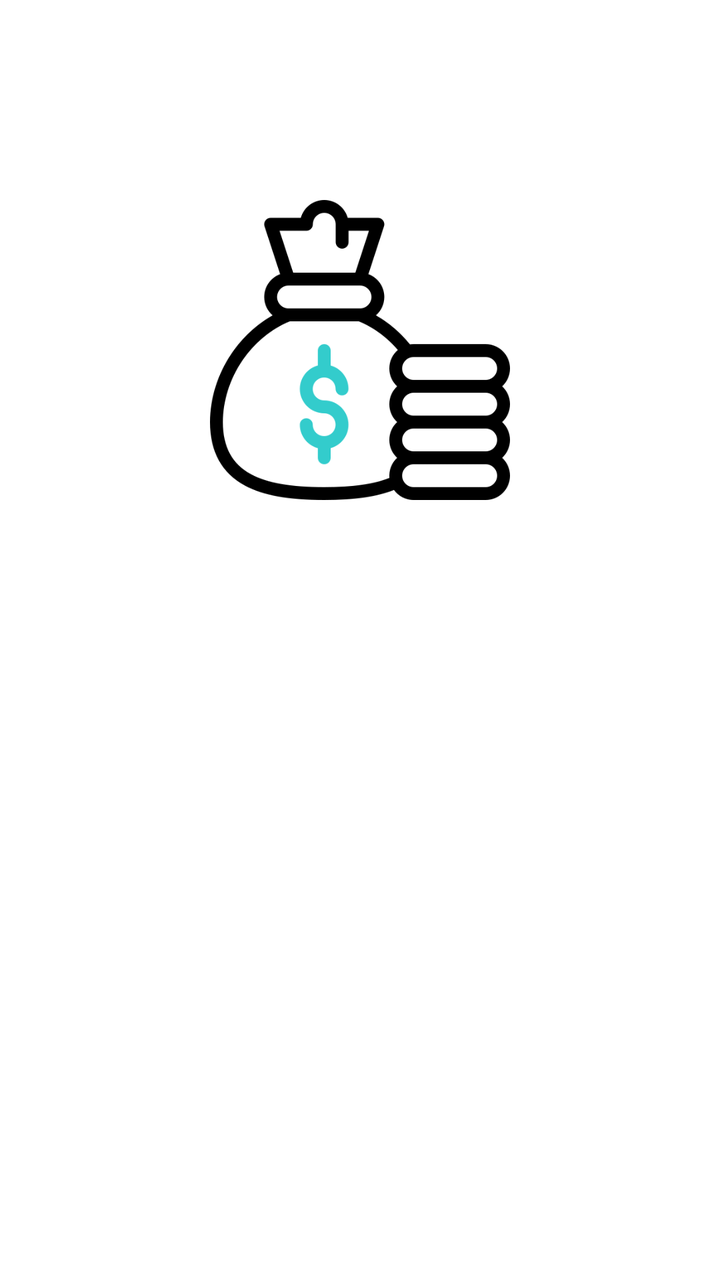
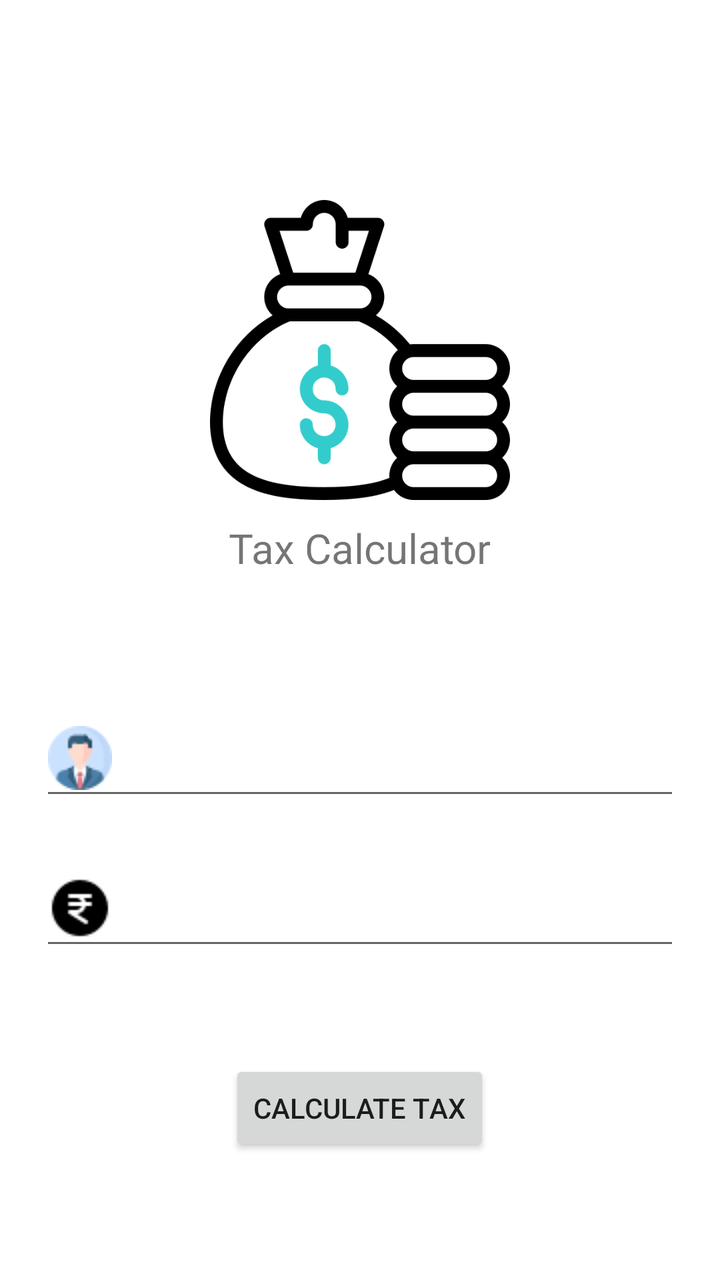

Compare the two renders of this Android layout. The source of the first and the diff that turns it into the second are given below.
<!-- AndroidManifest.xml: application theme Theme.AndroidMon6Wed6_26 -->
<!-- res/layout/activity_tax_calc.xml -->
<?xml version="1.0" encoding="utf-8"?>
<RelativeLayout xmlns:android="http://schemas.android.com/apk/res/android"
    xmlns:app="http://schemas.android.com/apk/res-auto"
    xmlns:tools="http://schemas.android.com/tools"
    android:id="@+id/main"
    android:layout_width="match_parent"
    android:layout_height="match_parent"
    tools:context=".TaxCalcActivity">


    <ImageView
        android:layout_width="150dp"
        android:layout_height="150dp"
        android:id="@+id/imgViewTaxCalcLogo"
        android:src="@drawable/money_bag"
        android:layout_centerHorizontal="true"
        android:layout_marginTop="100dp"
        />



</RelativeLayout>
<!-- resources referenced by this layout -->
<resources>
  <!-- drawable money_bag: png bitmap (drawable, 21004 bytes) -->
  <style name="Theme.AndroidMon6Wed6_26" parent="Theme.MaterialComponents.DayNight.DarkActionBar">
          
          <item name="colorPrimary">@color/purple_500</item>
          <item name="colorPrimaryVariant">@color/purple_700</item>
          <item name="colorOnPrimary">@color/white</item>
          
          <item name="colorSecondary">@color/teal_200</item>
          <item name="colorSecondaryVariant">@color/teal_700</item>
          <item name="colorOnSecondary">@color/black</item>
          
          <item name="android:statusBarColor">?attr/colorPrimaryVariant</item>
          
      </style>
  <color name="purple_500">#FF6200EE</color>
  <color name="purple_700">#FF3700B3</color>
  <color name="white">#FFFFFFFF</color>
  <color name="teal_200">#FF03DAC5</color>
  <color name="teal_700">#FF018786</color>
  <color name="black">#FF000000</color>
</resources>

<!-- the commit's change to res/layout/activity_tax_calc.xml (unified diff, before → after) -->
@@ -17,6 +17,62 @@
         android:layout_marginTop="100dp"
         />
 
+    <TextView
+        android:layout_width="wrap_content"
+        android:layout_height="wrap_content"
+        android:id="@+id/tvTaxCalcHeader"
+        android:text="@string/header"
+        android:layout_below="@id/imgViewTaxCalcLogo"
+        android:layout_marginTop="10dp"
+        android:layout_centerHorizontal="true"
+        android:textSize="10pt"
+        />
+
+    <EditText
+        android:layout_width="match_parent"
+        android:layout_height="55dp"
+        android:id="@+id/edtTaxCalcName"
+        android:layout_below="@id/imgViewTaxCalcLogo"
+        android:layout_marginTop="100dp"
+        android:layout_marginStart="20dp"
+        android:layout_marginEnd="20dp"
+        android:drawableStart="@drawable/profile"
+        android:drawablePadding="20dp"
+        />
+
+    <EditText
+        android:layout_width="match_parent"
+        android:layout_height="55dp"
+        android:id="@+id/edtTaxCalcIncome"
+        android:inputType="number"
+        android:layout_below="@id/edtTaxCalcName"
+        android:layout_marginStart="20dp"
+        android:layout_marginEnd="20dp"
+        android:drawableStart="@drawable/money"
+        android:layout_marginTop="20dp"
+
+        />
 
 
+        <Button
+            android:layout_width="wrap_content"
+            android:layout_height="wrap_content"
+            android:id="@+id/btnTaxCalcSubmit"
+            android:layout_below="@id/edtTaxCalcIncome"
+            android:layout_marginTop="50dp"
+            android:text="@string/calculate_tax"
+            android:layout_centerHorizontal="true"
+
+            />
+
+    <TextView
+        android:layout_width="wrap_content"
+        android:layout_height="wrap_content"
+        android:id="@+id/tvTaxCalcResult"
+        android:textSize="15pt"
+        android:layout_centerHorizontal="true"
+        android:layout_below="@id/btnTaxCalcSubmit"
+        android:layout_marginTop="10dp"
+        />
+
 </RelativeLayout>
<!-- resource entries referenced after the edit -->
@@ -1,6 +1,10 @@
 <!-- resources referenced by this layout -->
 <resources>
+  <!-- drawable money: png bitmap (drawable, 592 bytes) -->
   <!-- drawable money_bag: png bitmap (drawable, 21004 bytes) -->
+  <!-- drawable profile: png bitmap (drawable, 1779 bytes) -->
+  <string name="calculate_tax">Calculate Tax</string>
+  <string name="header">Tax Calculator</string>
   <style name="Theme.AndroidMon6Wed6_26" parent="Theme.MaterialComponents.DayNight.DarkActionBar">
           
           <item name="colorPrimary">@color/purple_500</item>
